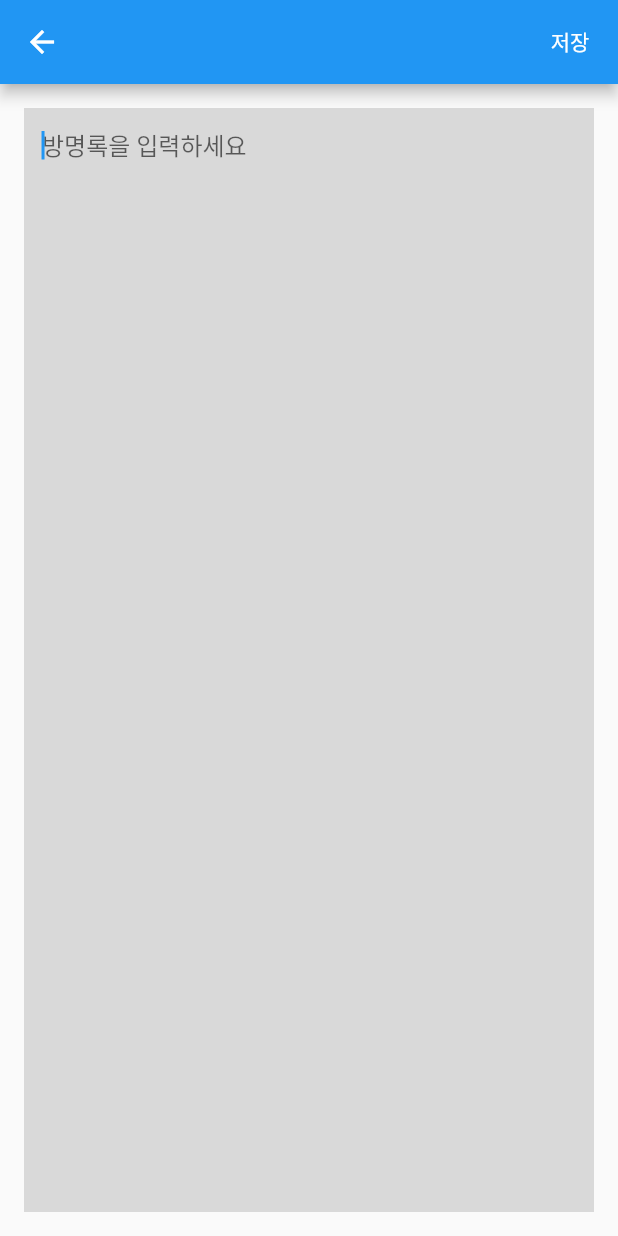
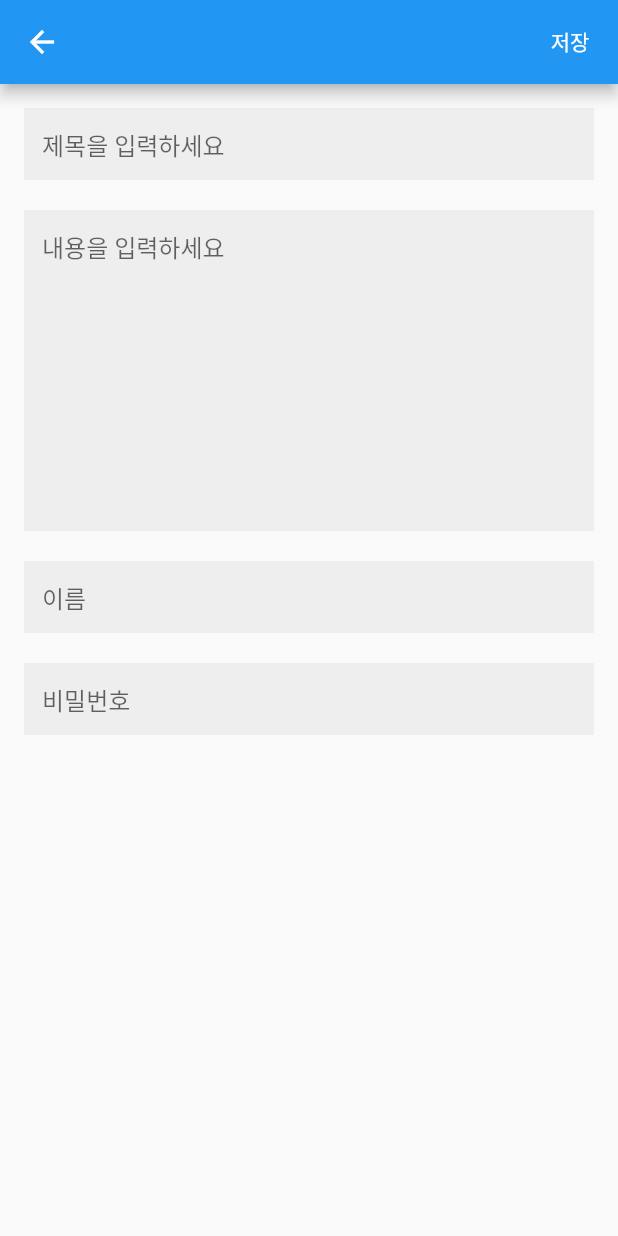
Before and after one commit to sinw212/TeamPage, a Flutter app: the screen it shows after launch, after a tap on the "add" icon, on a phone screen of 412 x 824 dp. Run offline on Flutter 3.47's test engine with Material 2 defaults, Android fonts, the phone set to English and light mode, and no system bars; our stand-ins replace shared_preferences.

Commit message:
add textfield

```diff
--- a/lib/guestbook.dart
+++ b/lib/guestbook.dart
@@ -10,8 +10,14 @@ class CreateMemoPage extends StatelessWidget {
   final bool isModify;
 
   TextEditingController contentController = TextEditingController();
+  TextEditingController substanceController = TextEditingController();
+  TextEditingController nameController = TextEditingController();
+  TextEditingController keyController = TextEditingController();
 
   String contentValue = "";
+  String substanceValue = "";
+  String nameValue = "";
+  String keyValue = "";
 
   @override
   Widget build(BuildContext context) {
@@ -19,6 +25,9 @@ class CreateMemoPage extends StatelessWidget {
     Book book = bookService.bookList[index];
 
     contentController.text = book.content;
+    substanceController.text = book.substance;
+    nameController.text = book.name;
+    keyController.text = book.key;
 
     return Scaffold(
       appBar: AppBar(
@@ -26,7 +35,12 @@ class CreateMemoPage extends StatelessWidget {
           TextButton(
               onPressed: () {
                 if (contentValue.isNotEmpty) {
-                  bookService.updateBook(index: index, content: contentValue);
+                  bookService.updateBook(
+                      index: index,
+                      content: contentValue,
+                      substance: substanceValue,
+                      name: nameValue,
+                      key: keyValue);
                   Navigator.pop(context);
                 } else {
                   showDialog(
@@ -55,22 +69,73 @@ class CreateMemoPage extends StatelessWidget {
               ))
         ],
       ),
-      body: Padding(
+      body: SingleChildScrollView(
+        child: Padding(
           padding: const EdgeInsets.all(16),
-        child: TextField(
+          child: Column(
+            children: [
+              TextField(
                   controller: contentController,
                   decoration: const InputDecoration(
-                hintText: "방명록을 입력하세요",
+                      hintText: "제목을 입력하세요",
                       border: InputBorder.none,
                       filled: true,
-                fillColor: Color(0xffD9D9D9)),
-            autofocus: true,
-            maxLines: null,
-            expands: true,
+                      fillColor: Color(0xFFEEEEEE)),
+                  autofocus: false,
+                  maxLines: 1,
+                  expands: false,
                   keyboardType: TextInputType.multiline,
                   onChanged: (value) {
                     contentValue = value;
                   }),
+              SizedBox(height: 20),
+              TextField(
+                  controller: substanceController,
+                  decoration: const InputDecoration(
+                      hintText: "내용을 입력하세요",
+                      border: InputBorder.none,
+                      filled: true,
+                      fillColor: Color(0xFFEEEEEE)),
+                  autofocus: false,
+                  maxLines: 10,
+                  expands: false,
+                  keyboardType: TextInputType.multiline,
+                  onChanged: (value) {
+                    substanceValue = value;
+                  }),
+              SizedBox(height: 20),
+              TextField(
+                  controller: nameController,
+                  decoration: const InputDecoration(
+                      hintText: "이름",
+                      border: InputBorder.none,
+                      filled: true,
+                      fillColor: Color(0xFFEEEEEE)),
+                  autofocus: false,
+                  maxLines: 1,
+                  expands: false,
+                  keyboardType: TextInputType.multiline,
+                  onChanged: (value) {
+                    nameValue = value;
+                  }),
+              SizedBox(height: 20),
+              TextField(
+                  controller: keyController,
+                  decoration: const InputDecoration(
+                      hintText: "비밀번호",
+                      border: InputBorder.none,
+                      filled: true,
+                      fillColor: Color(0xFFEEEEEE)),
+                  autofocus: false,
+                  maxLines: 1,
+                  expands: false,
+                  keyboardType: TextInputType.multiline,
+                  onChanged: (value) {
+                    keyValue = value;
+                  }),
+            ],
+          ),
+        ),
       ),
     );
   }
--- a/lib/guestbook_service.dart
+++ b/lib/guestbook_service.dart
@@ -5,17 +5,31 @@ import 'package:flutter/material.dart';
 import 'main.dart';
 
 class Book {
-  Book({
-    required this.content,
-  });
+  Book(
+      {required this.content,
+      required this.substance,
+      required this.name,
+      required this.key});
   String content;
+  String substance;
+  String name;
+  String key;
 
   Map toJson() {
-    return {'content': content};
+    return {
+      'content': content,
+      'substance': substance,
+      'name': name,
+      'key': key
+    };
   }
 
   factory Book.fromJson(json) {
-    return Book(content: json['content']);
+    return Book(
+        content: json['content'],
+        substance: json['substance'],
+        name: json['name'],
+        key: json['key']);
   }
 }
 
@@ -24,20 +38,32 @@ class BookService extends ChangeNotifier {
     loadBookList();
   }
   List<Book> bookList = [
-    Book(content: '첫 방명록'),
-    Book(content: '두번째 방명록'),
+    Book(content: '방명록', substance: 'ㅇㅇㅇ', name: '충환', key: '11111'),
   ];
 
-  createBook({required String content}) {
-    Book book = Book(content: content);
+  createBook(
+      {required String content,
+      required String substance,
+      required String name,
+      required String key}) {
+    Book book =
+        Book(content: content, substance: substance, name: name, key: key);
     bookList.add(book);
     notifyListeners();
     saveBookList();
   }
 
-  updateBook({required int index, required String content}) {
+  updateBook(
+      {required int index,
+      required String content,
+      required String substance,
+      required String name,
+      required String key}) {
     Book book = bookList[index];
     book.content = content;
+    book.substance = substance;
+    book.name = name;
+    book.key = key;
     notifyListeners();
     saveBookList();
   }
--- a/lib/visitor_memo_list.dart
+++ b/lib/visitor_memo_list.dart
@@ -89,7 +89,8 @@ class _VisitorMemoListState extends State<VisitorMemoList> {
         floatingActionButton: FloatingActionButton(
           child: Icon(Icons.add),
           onPressed: () async {
-            bookService.createBook(content: '');
+            bookService.createBook(
+                content: '', substance: '', name: '', key: '');
             await Navigator.push(
               context,
               MaterialPageRoute(
```
Lines whose indentation alone changed are shown as unchanged.
